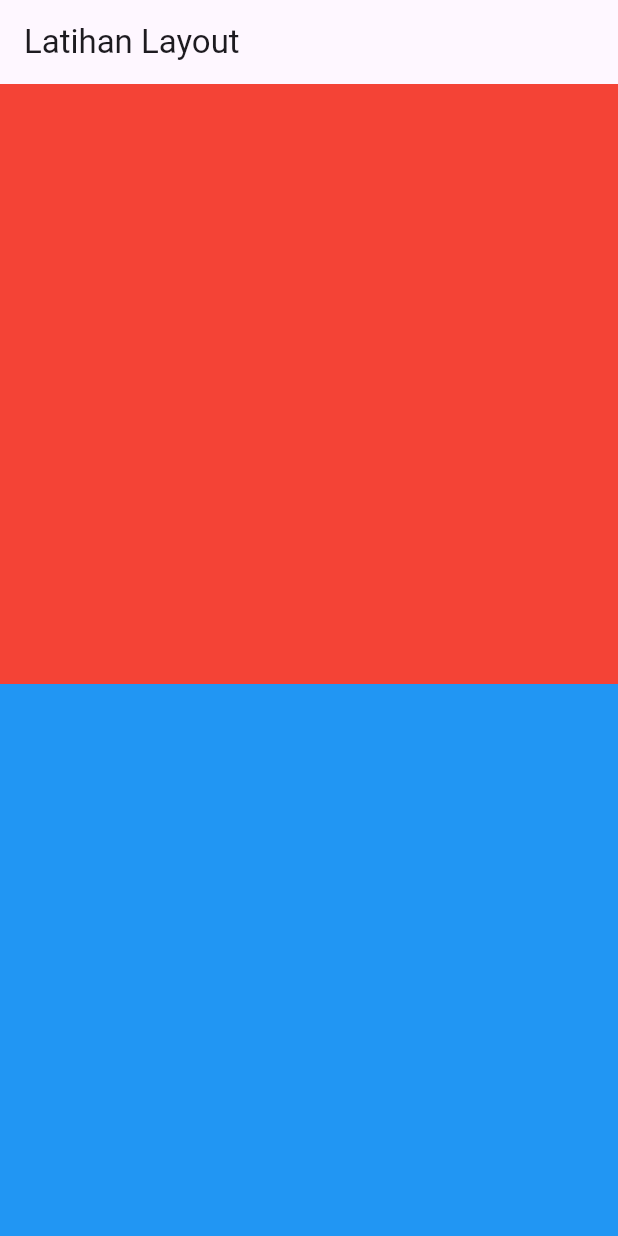
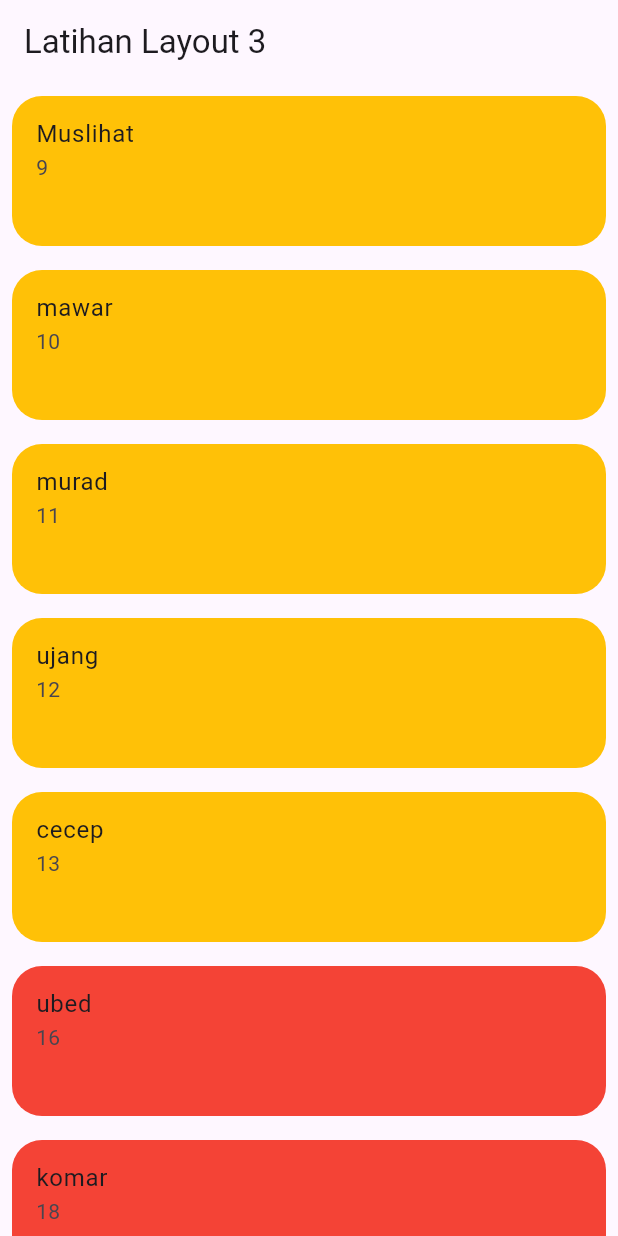
Before and after one commit to haidarz-ei/mobileProgramming, a Flutter app: the screen it shows after launch, on a phone screen of 412 x 824 dp. Run offline on Flutter 3.47's test engine with Material 3 defaults, Android fonts, the light colour scheme and no system bars.

Commit message:
Map & List

```diff
--- a/lib/latihan/list_2.dart
+++ b/lib/latihan/list_2.dart
@@ -9,19 +9,15 @@ class List2 extends StatelessWidget {
       appBar: AppBar(
         title: Text("Latihan Layout"),
       ),
-      body: Column(
+      body: ListView(
+        scrollDirection: Axis.vertical,
+        padding: EdgeInsets.all(10),
         children: [
-          Container(
-            height: 400,
-            decoration: BoxDecoration(
-              color: Colors.red,
-            ),
-          ),
-          Container(
-            height: 400,
-            decoration: BoxDecoration(
-              color: Colors.blue,
-            ),
+          ListTile(
+            title: Text("Muslihat"),
+            subtitle: Text("Manager"),
+            leading: Icon(Icons.person),
+            hoverColor: Colors.amber,
           ),
         ],
       ),
--- /dev/null
+++ b/lib/latihan/list_3.dart
@@ -0,0 +1,47 @@
+import 'package:flutter/material.dart';
+
+class List3 extends StatelessWidget {
+  const List3({super.key});
+
+
+
+  @override
+  Widget build(BuildContext context) {
+  final List<Map<String, dynamic>> mhs = [
+    {"nama": "Muslihat", "nim": "123", "usia": 9},
+    {"nama": "mawar", "nim": "456", "usia": 10},
+    {"nama": "murad", "nim": "789", "usia": 11},
+    {"nama": "ujang", "nim": "101", "usia": 12},
+    {"nama": "cecep", "nim": "112", "usia": 13},
+    {"nama": "ubed", "nim": "131", "usia": 16},
+    {"nama": "komar", "nim": "415", "usia": 18},
+  ];
+
+    return Scaffold(
+      appBar: AppBar(title: Text("Latihan Layout 3"),
+      ),
+      body: ListView.builder(
+        // itemBuilder: itemBuilder,
+        // itemCount: ,
+        itemCount: mhs.length,
+        itemBuilder: (context, index) {
+          return Padding(
+            padding: const EdgeInsets.all(8.0),
+            child: Container(
+              height: 100,
+              decoration: BoxDecoration(
+                color: mhs[index]["usia"] < 16 ? Colors.amber : Colors.red,
+                borderRadius: BorderRadius.all(Radius.circular(20))
+              ),
+              child: ListTile(
+                title: Text(mhs[index]["nama"]),
+                subtitle: Text(mhs[index]["usia"].toString(),
+                )
+              )
+            ),
+          );
+        },
+      ),
+    );
+  }
+}
--- a/lib/main.dart
+++ b/lib/main.dart
@@ -16,6 +16,7 @@ import 'package:flutter_application_1/latihan/pages/page2.dart';
 import 'package:flutter_application_1/latihan/stack.dart';
 import 'package:flutter_application_1/latihan/list_1.dart';
 import 'package:flutter_application_1/latihan/list_2.dart';
+import 'package:flutter_application_1/latihan/list_3.dart';
 
 // tugas
 import 'package:flutter_application_1/tugas/layoutFlutter2.dart';
@@ -33,7 +34,7 @@ class MyApp extends StatelessWidget {
   @override
   Widget build(BuildContext context) {
     return MaterialApp(
-      home: List2(),
+      home: List3(),
 
       // routes: {
       //  "/" : (context)=>page1(),
```
